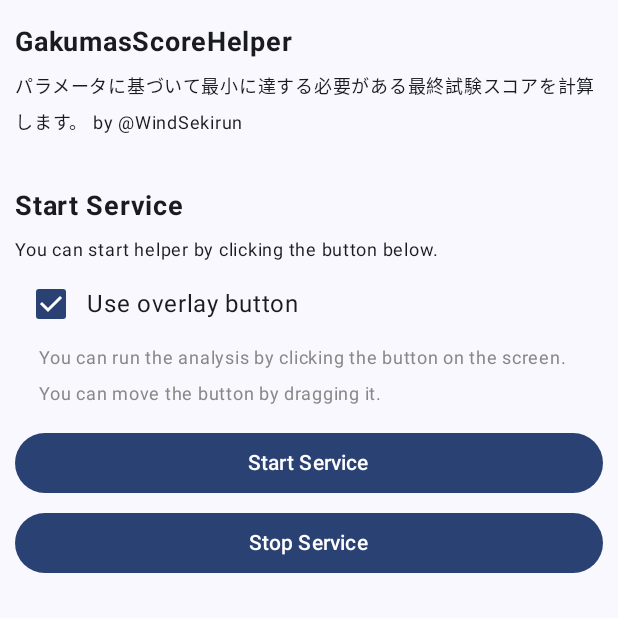
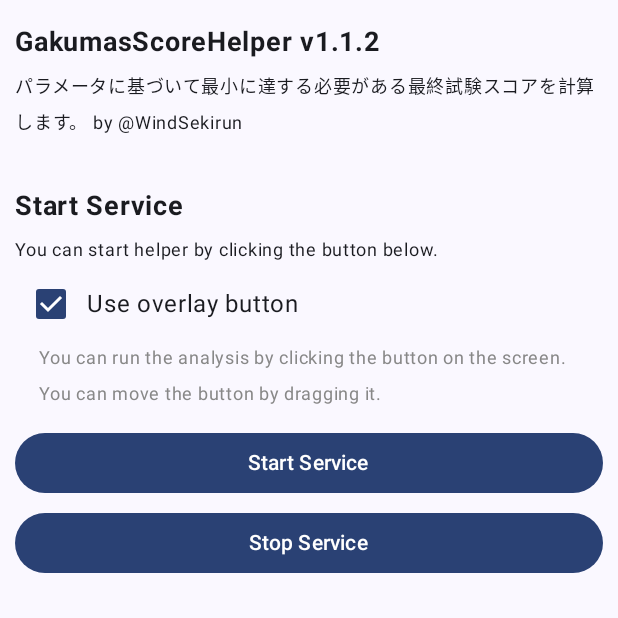
Before and after one commit to WindSekirun/GakumasScoreHelper, an Android app built with Jetpack Compose: the screen it shows after launch (SettingsActivity), on a phone screen of 412 x 824 dp, the top half of it. Run offline under Robolectric (Android 15) with nearby library versions, the phone set to English and light mode, and no system bars; our stand-ins replace Dagger/Hilt's generated code.

```diff
--- a/app/build.gradle.kts
+++ b/app/build.gradle.kts
@@ -39,6 +39,7 @@ android {
     }
     buildFeatures {
         compose = true
+        buildConfig = true
     }
     composeOptions {
         kotlinCompilerExtensionVersion = "1.5.1"
--- a/app/src/main/java/com/github/windsekirun/gakumasscorehelper/ui/activity/SettingsActivity.kt
+++ b/app/src/main/java/com/github/windsekirun/gakumasscorehelper/ui/activity/SettingsActivity.kt
@@ -36,6 +36,7 @@ import androidx.compose.ui.tooling.preview.Preview
 import androidx.compose.ui.unit.dp
 import androidx.compose.ui.unit.sp
 import androidx.core.content.getSystemService
+import com.github.windsekirun.gakumasscorehelper.BuildConfig
 import com.github.windsekirun.gakumasscorehelper.Constants
 import com.github.windsekirun.gakumasscorehelper.R
 import com.github.windsekirun.gakumasscorehelper.preference.DataPreference
@@ -166,7 +167,7 @@ fun SettingsTop(
         LazyColumn(modifier = Modifier.padding(horizontal = 10.dp)) {
             item(key = "app-title") {
                 TitleAndDesc(
-                    title = stringResource(id = R.string.app_name),
+                    title = stringResource(id = R.string.app_name_version, BuildConfig.VERSION_NAME),
                     desc = stringResource(R.string.app_desc),
                     modifier = Modifier.padding(top = 16.dp)
                 )
--- a/app/src/main/res/values/strings.xml
+++ b/app/src/main/res/values/strings.xml
@@ -1,5 +1,6 @@
 <resources>
     <string name="app_name">GakumasScoreHelper</string>
+    <string name="app_name_version">GakumasScoreHelper v%s</string>
     <string name="start_service_title">Start Service</string>
     <string name="start_service_desc">You can start helper by clicking the button below.</string>
     <string name="app_desc">パラメータに基づいて最小に達する必要がある最終試験スコアを計算します。 by @WindSekirun</string>
```
Also changed, not shown: 2 other files.
